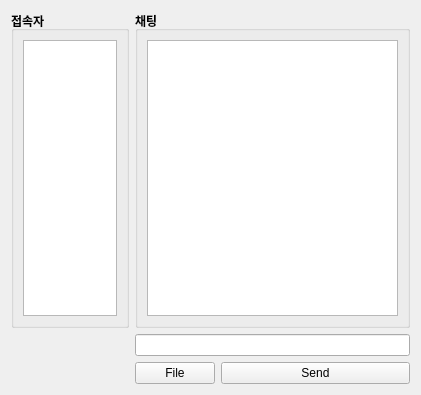
Old version of the form Dentix/chatbasicform.ui in the repository sueun-jo/2ndmini_dentix.
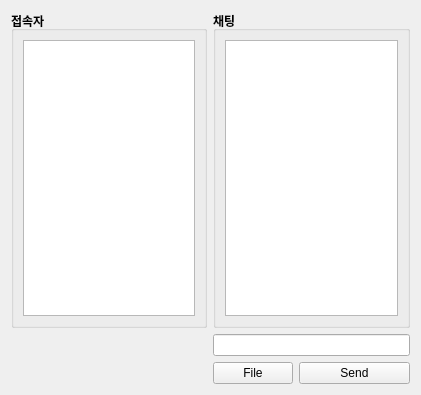
New version of the form.

Commit message: client chat Log

```diff
--- a/Dentix/chatbasicform.ui
+++ b/Dentix/chatbasicform.ui
@@ -31,14 +31,7 @@
        </property>
        <layout class="QVBoxLayout" name="verticalLayout_2">
         <item>
-         <widget class="QListView" name="lvUserChat">
-          <property name="maximumSize">
-           <size>
-            <width>100</width>
-            <height>16777215</height>
-           </size>
-          </property>
-         </widget>
+         <widget class="QListWidget" name="listWidget"/>
         </item>
        </layout>
       </widget>
```
The commit also changes 18 other files.
